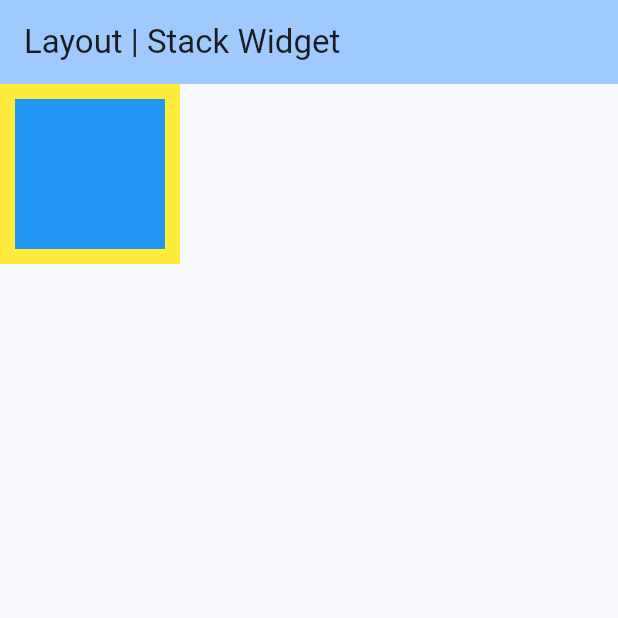
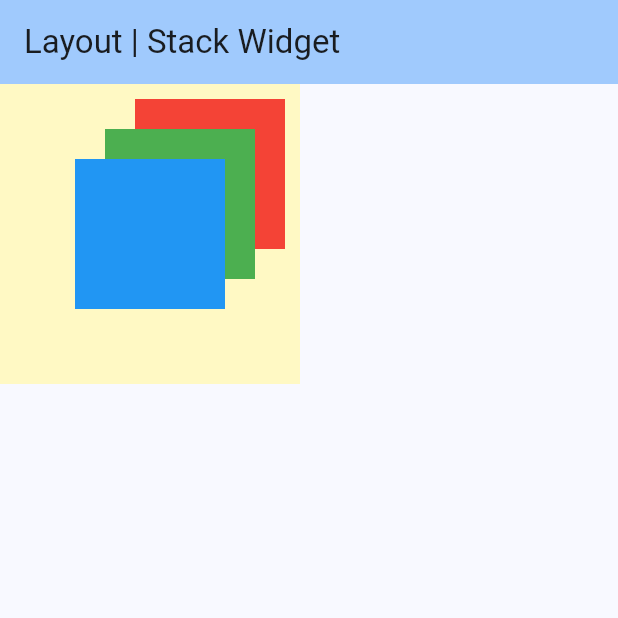
Before and after one commit to aulafirdaus/learn_flutter, a Flutter app: the screen it shows after launch, on a phone screen of 412 x 824 dp, the top half of it. Run offline on Flutter 3.47's test engine with Material 3 defaults, Android fonts, the phone set to English and light mode, and no system bars.

Commit message:
stack: mengubah widget yang ada didalam stack

```diff
--- a/lib/home_view.dart
+++ b/lib/home_view.dart
@@ -1,5 +1,4 @@
 import 'package:flutter/material.dart';
-import 'package:google_fonts/google_fonts.dart';
 
 class HomePage extends StatelessWidget {
   const HomePage({super.key});
@@ -13,8 +12,9 @@ class HomePage extends StatelessWidget {
       ),
       body: Container(
         // Stack adalah widget yang digunakan untuk menempatkan widget di dalam widget lainnya dan mengatur posisi widgetnya
-        color: Colors.yellow,
+        color: Colors.yellow.shade100,
         child: Stack(
+          alignment: Alignment.topRight, // mengubar posisi widget yang didalam stack
           children: [
             Container(
               margin: const EdgeInsets.all(10),
@@ -23,13 +23,13 @@ class HomePage extends StatelessWidget {
               color: Colors.red,
             ),
             Container(
-              margin: const EdgeInsets.all(10),
+              margin: const EdgeInsets.all(30),
               width: 100,
               height: 100,
               color: Colors.green,
             ),
             Container(
-              margin: const EdgeInsets.all(10),
+              margin: const EdgeInsets.all(50),
               width: 100,
               height: 100,
               color: Colors.blue,
```
